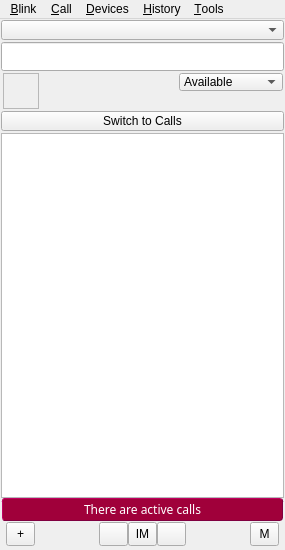
First picture: the form in resources/blink.ui, repository pol51/blink-qt, before the edit.
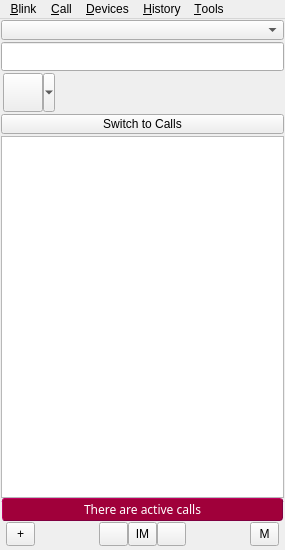
Second picture: the form after the edit. Icons and pictures are not drawn. Custom widgets are drawn as their Qt base class.

Commit message:
Implemented presence state based on the AccountState widget
Ignore-this: a66e60d6277af3cc93eeba60321fe346

darcs-hash:20130103130212-b22ec-df164653695aea9989f8c7d0f4e6829b50262b29

```diff
--- a/resources/blink.ui
+++ b/resources/blink.ui
@@ -90,33 +90,19 @@
        <number>1</number>
       </property>
       <item>
-       <widget class="QLabel" name="image">
-        <property name="minimumSize">
-         <size>
-          <width>36</width>
-          <height>36</height>
-         </size>
+       <widget class="AccountState" name="account_state">
+        <property name="icon">
+         <iconset>
+          <normaloff>icons/avatar.jpg</normaloff>icons/avatar.jpg</iconset>
         </property>
-        <property name="maximumSize">
+        <property name="iconSize">
          <size>
-          <width>36</width>
-          <height>36</height>
+          <width>32</width>
+          <height>32</height>
          </size>
         </property>
-        <property name="toolTip">
-         <string>Click to change your picture</string>
-        </property>
-        <property name="frameShape">
-         <enum>QFrame::StyledPanel</enum>
-        </property>
-        <property name="frameShadow">
-         <enum>QFrame::Sunken</enum>
-        </property>
-        <property name="pixmap">
-         <pixmap>icons/default-avatar.png</pixmap>
-        </property>
-        <property name="alignment">
-         <set>Qt::AlignCenter</set>
+        <property name="popupMode">
+         <enum>QToolButton::MenuButtonPopup</enum>
         </property>
        </widget>
       </item>
@@ -126,106 +112,32 @@
          <number>0</number>
         </property>
         <item>
-         <layout class="QHBoxLayout" name="name_status_layout">
-          <property name="spacing">
-           <number>4</number>
+         <widget class="LineEdit" name="display_name">
+          <property name="maximumSize">
+           <size>
+            <width>16777215</width>
+            <height>18</height>
+           </size>
           </property>
-          <item>
-           <widget class="LineEdit" name="display_name">
-            <property name="maximumSize">
-             <size>
-              <width>16777215</width>
-              <height>18</height>
-             </size>
-            </property>
-            <property name="toolTip">
-             <string>Click to change your display name</string>
-            </property>
-            <property name="styleSheet">
-             <string>QLineEdit {
+          <property name="toolTip">
+           <string>Click to change your display name</string>
+          </property>
+          <property name="styleSheet">
+           <string>QLineEdit {
 	background-color: transparent;
 }
 </string>
-            </property>
-            <property name="frame">
-             <bool>false</bool>
-            </property>
-            <property name="inactiveText" stdset="0">
-             <string>Type your name here</string>
-            </property>
-            <property name="widgetSpacing" stdset="0">
-             <number>0</number>
-            </property>
-           </widget>
-          </item>
-          <item>
-           <widget class="QComboBox" name="status">
-            <property name="minimumSize">
-             <size>
-              <width>0</width>
-              <height>18</height>
-             </size>
-            </property>
-            <property name="maximumSize">
-             <size>
-              <width>16777215</width>
-              <height>18</height>
-             </size>
-            </property>
-            <property name="iconSize">
-             <size>
-              <width>10</width>
-              <height>10</height>
-             </size>
-            </property>
-            <item>
-             <property name="text">
-              <string>Available</string>
-             </property>
-             <property name="icon">
-              <iconset>
-               <normaloff>icons/green-dot.svg</normaloff>icons/green-dot.svg</iconset>
-             </property>
-            </item>
-            <item>
-             <property name="text">
-              <string>Away</string>
-             </property>
-             <property name="icon">
-              <iconset>
-               <normaloff>icons/yellow-dot.svg</normaloff>icons/yellow-dot.svg</iconset>
-             </property>
-            </item>
-            <item>
-             <property name="text">
-              <string>Busy</string>
-             </property>
-             <property name="icon">
-              <iconset>
-               <normaloff>icons/red-dot.svg</normaloff>icons/red-dot.svg</iconset>
-             </property>
-            </item>
-            <item>
-             <property name="text">
-              <string>On the phone</string>
-             </property>
-             <property name="icon">
-              <iconset>
-               <normaloff>icons/red-dot.svg</normaloff>icons/red-dot.svg</iconset>
-             </property>
-            </item>
-            <item>
-             <property name="text">
-              <string>Offline</string>
-             </property>
-             <property name="icon">
-              <iconset>
-               <normaloff>icons/grey-dot.svg</normaloff>icons/grey-dot.svg</iconset>
-             </property>
-            </item>
-           </widget>
-          </item>
-         </layout>
+          </property>
+          <property name="frame">
+           <bool>false</bool>
+          </property>
+          <property name="inactiveText" stdset="0">
+           <string>Type your name here</string>
+          </property>
+          <property name="widgetSpacing" stdset="0">
+           <number>0</number>
+          </property>
+         </widget>
         </item>
         <item>
          <widget class="LineEdit" name="activity_note">
@@ -235,6 +147,124 @@
             <height>18</height>
            </size>
           </property>
+          <property name="palette">
+           <palette>
+            <active>
+             <colorrole role="Button">
+              <brush brushstyle="SolidPattern">
+               <color alpha="0">
+                <red>0</red>
+                <green>0</green>
+                <blue>0</blue>
+               </color>
+              </brush>
+             </colorrole>
+             <colorrole role="Text">
+              <brush brushstyle="SolidPattern">
+               <color alpha="255">
+                <red>70</red>
+                <green>70</green>
+                <blue>70</blue>
+               </color>
+              </brush>
+             </colorrole>
+             <colorrole role="Base">
+              <brush brushstyle="SolidPattern">
+               <color alpha="0">
+                <red>0</red>
+                <green>0</green>
+                <blue>0</blue>
+               </color>
+              </brush>
+             </colorrole>
+             <colorrole role="Window">
+              <brush brushstyle="SolidPattern">
+               <color alpha="0">
+                <red>0</red>
+                <green>0</green>
+                <blue>0</blue>
+               </color>
+              </brush>
+             </colorrole>
+            </active>
+            <inactive>
+             <colorrole role="Button">
+              <brush brushstyle="SolidPattern">
+               <color alpha="0">
+                <red>0</red>
+                <green>0</green>
+                <blue>0</blue>
+               </color>
+              </brush>
+             </colorrole>
+             <colorrole role="Text">
+              <brush brushstyle="SolidPattern">
+               <color alpha="255">
+                <red>70</red>
+                <green>70</green>
+                <blue>70</blue>
+               </color>
+              </brush>
+             </colorrole>
+             <colorrole role="Base">
+              <brush brushstyle="SolidPattern">
+               <color alpha="0">
+                <red>0</red>
+                <green>0</green>
+                <blue>0</blue>
+               </color>
+              </brush>
+             </colorrole>
+             <colorrole role="Window">
+              <brush brushstyle="SolidPattern">
+               <color alpha="0">
+                <red>0</red>
+                <green>0</green>
+                <blue>0</blue>
+               </color>
+              </brush>
+             </colorrole>
+            </inactive>
+            <disabled>
+             <colorrole role="Button">
+              <brush brushstyle="SolidPattern">
+               <color alpha="0">
+                <red>0</red>
+                <green>0</green>
+                <blue>0</blue>
+               </color>
+              </brush>
+             </colorrole>
+             <colorrole role="Text">
+              <brush brushstyle="SolidPattern">
+               <color alpha="255">
+                <red>166</red>
+                <green>165</green>
+                <blue>165</blue>
+               </color>
+              </brush>
+             </colorrole>
+             <colorrole role="Base">
+              <brush brushstyle="SolidPattern">
+               <color alpha="0">
+                <red>0</red>
+                <green>0</green>
+                <blue>0</blue>
+               </color>
+              </brush>
+             </colorrole>
+             <colorrole role="Window">
+              <brush brushstyle="SolidPattern">
+               <color alpha="0">
+                <red>0</red>
+                <green>0</green>
+                <blue>0</blue>
+               </color>
+              </brush>
+             </colorrole>
+            </disabled>
+           </palette>
+          </property>
           <property name="styleSheet">
            <string>QLineEdit {
 	background-color: transparent;
@@ -1322,6 +1352,11 @@
    <extends>QToolButton</extends>
    <header>blink.widgets.buttons</header>
   </customwidget>
+  <customwidget>
+   <class>AccountState</class>
+   <extends>QToolButton</extends>
+   <header>blink.widgets.buttons</header>
+  </customwidget>
  </customwidgets>
  <tabstops>
   <tabstop>search_box</tabstop>
```
Left out of the diff: 20 changed lines with no effect on the pictures. The commit also changes 2 other files.
